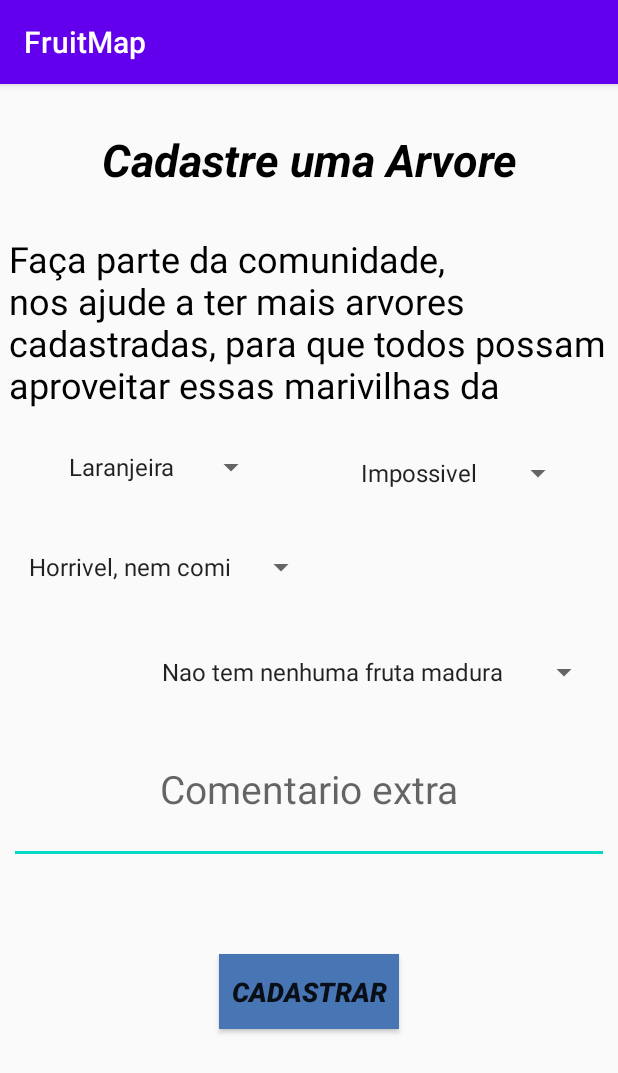
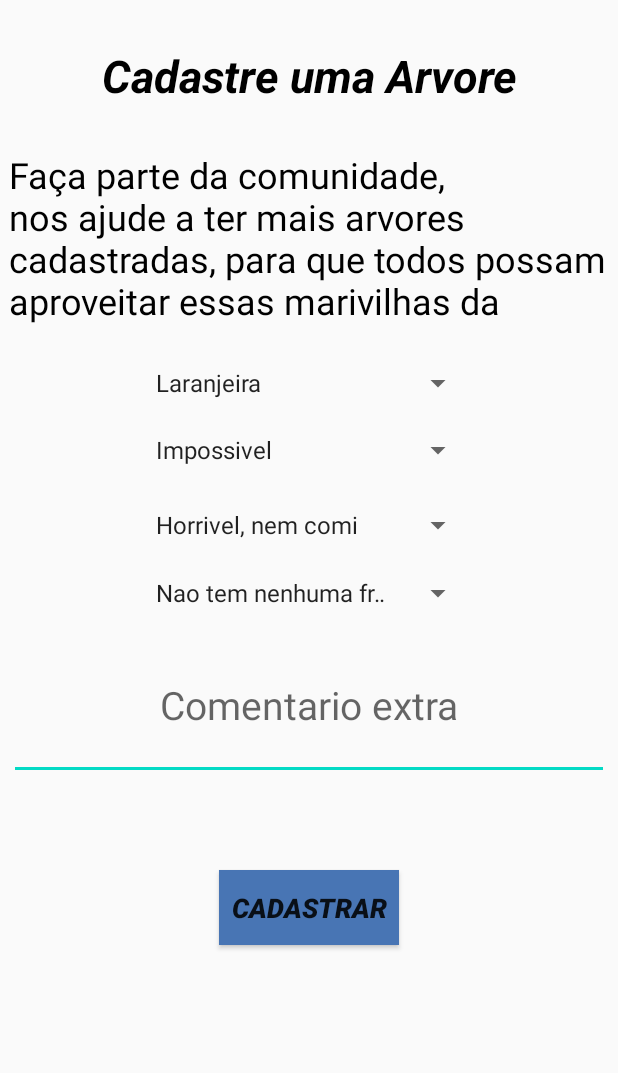
Before and after one commit to VergaraC/Fruit-Map, an Android app: the Cadastro screen opened directly, with no data from a screen before it, on a phone screen of 412 x 824 dp. Shown: the top 1073 px of the screen. Run offline under Robolectric (Android 15) with nearby library versions, the phone set to English and light mode, and no system bars.

Commit message:
Design novo

```diff
--- a/FruitMap/app/src/main/res/layout/cadastro.xml
+++ b/FruitMap/app/src/main/res/layout/cadastro.xml
@@ -35,9 +35,9 @@
 
     <Spinner
         android:id="@+id/tipo"
-        android:layout_width="140dp"
+        android:layout_width="220dp"
         android:layout_height="40dp"
-        android:layout_marginStart="38dp"
+        android:layout_centerHorizontal="true"
         android:layout_marginTop="235dp"
         android:entries="@array/labels_tipos"
         android:prompt="@string/tipo_de_arvore"
@@ -45,40 +45,37 @@
 
     <Spinner
         android:id="@+id/acesso"
-        android:layout_width="150dp"
+        android:layout_width="220dp"
         android:layout_height="40dp"
-        android:layout_alignParentTop="true"
-        android:layout_alignParentEnd="true"
-        android:layout_marginTop="239dp"
-        android:layout_marginEnd="29dp"
+        android:layout_marginTop="280dp"
+        android:layout_centerHorizontal="true"
         android:entries="@array/labels_acesso"
         android:hint="@string/acesso"
         android:textSize="16sp" />
 
     <Spinner
         android:id="@+id/quali_fruta"
-        android:layout_width="200dp"
+        android:layout_width="220dp"
         android:layout_height="40dp"
-        android:layout_alignParentTop="true"
-        android:layout_marginStart="11dp"
-        android:layout_marginTop="302dp"
+        android:layout_centerHorizontal="true"
+        android:layout_marginTop="330dp"
         android:entries="@array/labels_quali"
         android:hint="@string/qualidade_da_fruta"
         android:textSize="16sp" />
 
     <Spinner
         android:id="@+id/quant_fruta"
-        android:layout_width="300dp"
+        android:layout_width="220dp"
         android:layout_height="40dp"
-        android:layout_alignParentTop="true"
-        android:layout_marginStart="100dp"
-        android:layout_marginTop="372dp"
+        android:layout_centerHorizontal="true"
+        android:layout_marginTop="375dp"
         android:entries="@array/labels_quant"
         android:hint="@string/quantidade_de_frutas"
         android:textSize="16sp" />
 
     <EditText
         android:id="@+id/extra"
+        android:inputType="textAutoComplete"
         android:layout_width="400dp"
         android:layout_height="100dp"
         android:layout_marginTop="420dp"
--- a/FruitMap/app/src/main/res/values/styles.xml
+++ b/FruitMap/app/src/main/res/values/styles.xml
@@ -1,7 +1,7 @@
 <resources>
 
     <!-- Base application theme. -->
-    <style name="AppTheme" parent="Theme.AppCompat.Light.DarkActionBar">
+    <style name="AppTheme" parent="Theme.AppCompat.Light.NoActionBar">
         <!-- Customize your theme here. -->
         <item name="colorPrimary">@color/colorPrimary</item>
         <item name="colorPrimaryDark">@color/colorPrimaryDark</item>
```
